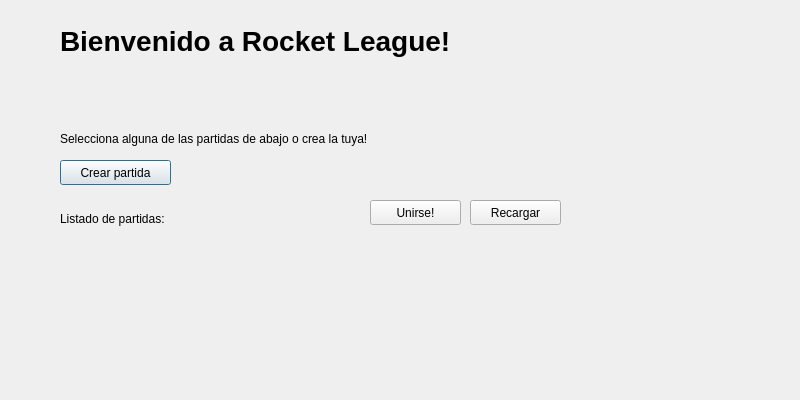
Above: UI/dialoglistgames.ui from tcastellano00/Taller1-RocketLeague before the change. Below: the same form after it.
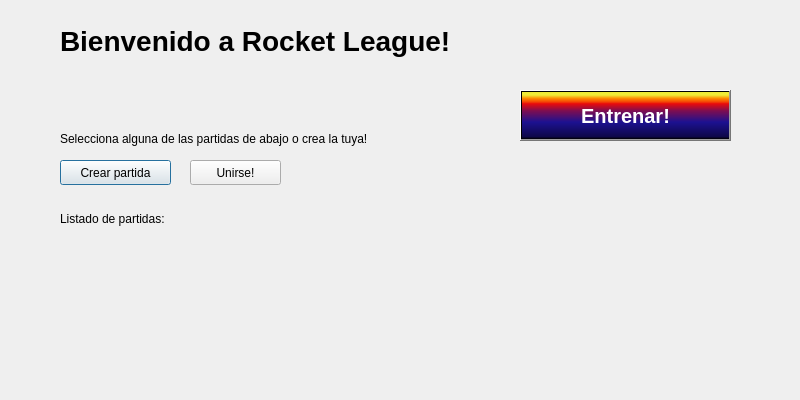
That is the form after the change.

What changed in the file:
```diff
--- a/UI/dialoglistgames.ui
+++ b/UI/dialoglistgames.ui
@@ -75,8 +75,8 @@
   <widget class="QPushButton" name="btn_joinGame">
    <property name="geometry">
     <rect>
-     <x>370</x>
-     <y>200</y>
+     <x>190</x>
+     <y>160</y>
      <width>91</width>
      <height>25</height>
     </rect>
@@ -101,19 +101,6 @@
     <set>Qt::AlignLeading|Qt::AlignLeft|Qt::AlignTop</set>
    </property>
   </widget>
-  <widget class="QPushButton" name="btn_reload">
-   <property name="geometry">
-    <rect>
-     <x>470</x>
-     <y>200</y>
-     <width>91</width>
-     <height>25</height>
-    </rect>
-   </property>
-   <property name="text">
-    <string>Recargar</string>
-   </property>
-  </widget>
   <widget class="QLabel" name="label_4">
    <property name="geometry">
     <rect>
@@ -127,6 +114,30 @@
     <string>Listado de partidas:</string>
    </property>
   </widget>
+  <widget class="QPushButton" name="btn_train">
+   <property name="geometry">
+    <rect>
+     <x>520</x>
+     <y>90</y>
+     <width>211</width>
+     <height>51</height>
+    </rect>
+   </property>
+   <property name="font">
+    <font>
+     <pointsize>15</pointsize>
+     <weight>75</weight>
+     <bold>true</bold>
+    </font>
+   </property>
+   <property name="styleSheet">
+    <string notr="true">background-color: qlineargradient(spread:pad, x1:0, y1:1, x2:0, y2:0, stop:0 rgba(0, 0, 0, 255), stop:0.05 rgba(14, 8, 73, 255), stop:0.36 rgba(28, 17, 145, 255), stop:0.6 rgba(126, 14, 81, 255), stop:0.75 rgba(234, 11, 11, 255), stop:0.79 rgba(244, 70, 5, 255), stop:0.86 rgba(255, 136, 0, 255), stop:0.935 rgba(239, 236, 55, 255));
+color: white;</string>
+   </property>
+   <property name="text">
+    <string>Entrenar!</string>
+   </property>
+  </widget>
  </widget>
  <resources/>
  <connections/>
```
